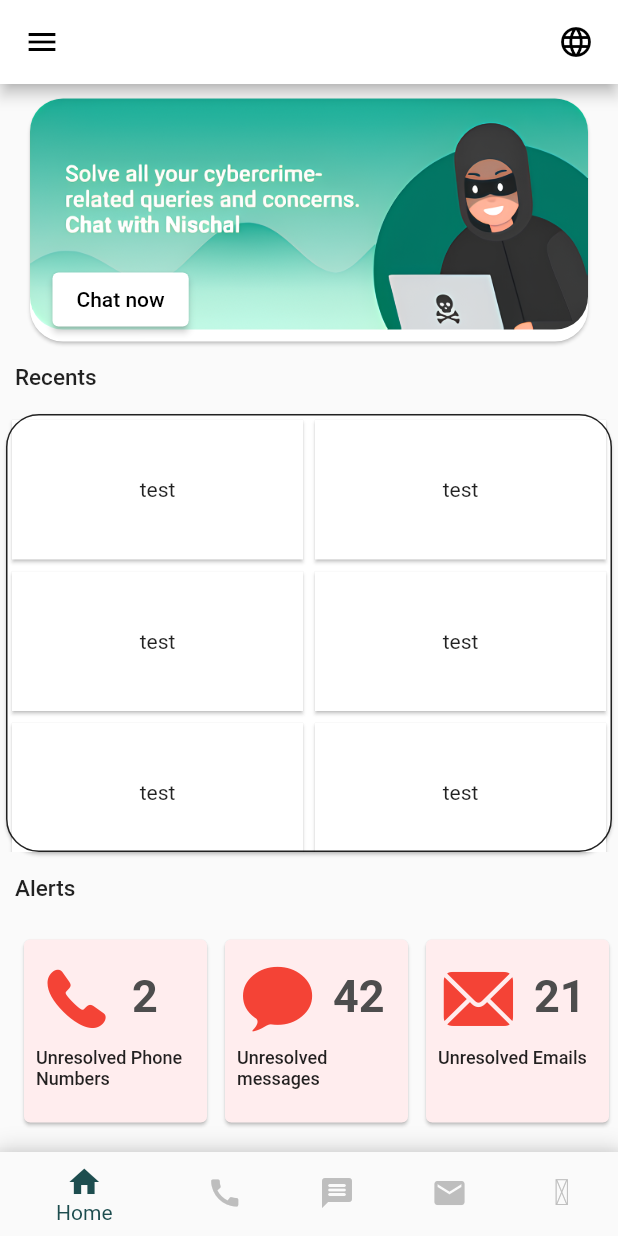
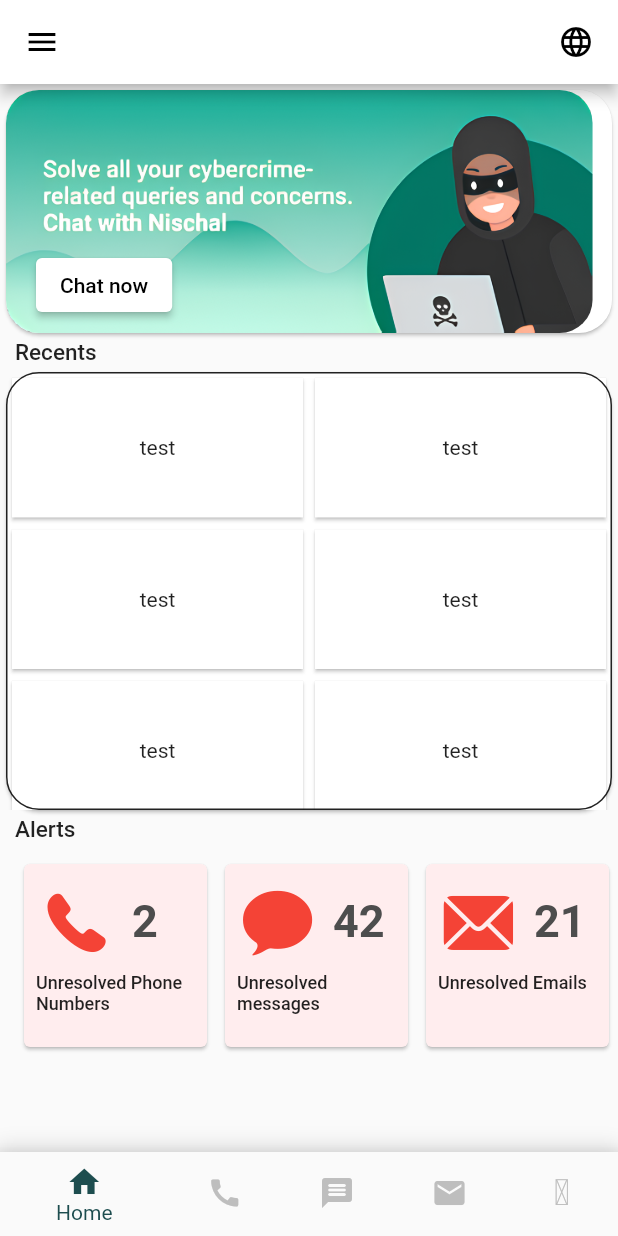
Before and after one commit to salik03/Kavach, a Flutter app: the DashboardScreen screen opened directly, on a phone screen of 412 x 824 dp. Run offline on Flutter 3.47's test engine with Material 2 defaults, Android fonts, the phone set to English and light mode, and no system bars; our stand-ins replace cloud_firestore, contacts_service, firebase_auth, firebase_core, flutter_chat_types, flutter_chat_ui and 5 more; missing offline and left inert: call_log, flutter_inappwebview, flutter_sms_inbox; accounts and stored records are empty.

Commit message:
fixed overflow error on android devices

```diff
--- a/lib/src/features/authentication/screens/dashboard_screen/dashboard_screen.dart
+++ b/lib/src/features/authentication/screens/dashboard_screen/dashboard_screen.dart
@@ -30,7 +30,6 @@ class _DashboardScreenState extends State<DashboardScreen> {
     const PhonelogsScreenApi(),
     const SMSScreen(),
     const WebViewExample(), // Mails Placeholder
-    const ChatPage(), // Nischal Placeholder
   ];
 
   void _onItemTapped(int index) {
--- a/lib/src/features/authentication/screens/home_screen/home_screen.dart
+++ b/lib/src/features/authentication/screens/home_screen/home_screen.dart
@@ -9,15 +9,15 @@ class HomeScreen extends StatelessWidget {
   @override
   Widget build(BuildContext context) {
     return Scaffold(
-        body: Column(
+        body: SingleChildScrollView(
+      scrollDirection: Axis.vertical,
+      child: Column(
         mainAxisAlignment: MainAxisAlignment.spaceAround,
         crossAxisAlignment: CrossAxisAlignment.start,
         children: [
           SizedBox(
             height: 170,
             width: double.infinity,
-          child: Padding(
-            padding: const EdgeInsets.symmetric(horizontal: 16),
             child: Card(
               shape: RoundedRectangleBorder(
                 borderRadius: BorderRadius.circular(22),
@@ -31,7 +31,7 @@ class HomeScreen extends StatelessWidget {
                   Align(
                     alignment: Alignment.bottomLeft,
                     child: Padding(
-                      padding: const EdgeInsets.only(left: 15, bottom: 4),
+                      padding: const EdgeInsets.only(left: 20, bottom: 8),
                       child: ElevatedButton(
                         onPressed: () {},
                         child: const Text("Chat now"),
@@ -39,7 +39,6 @@ class HomeScreen extends StatelessWidget {
                     ),
                   ),
                 ],
-              ),
               ),
             ),
           ),
@@ -106,6 +105,7 @@ class HomeScreen extends StatelessWidget {
                 ),
               ))
         ],
+      ),
     ));
   }
 }
```
Also changed, not shown: pubspec.lock, 1 other file. Lines whose indentation alone changed are shown as unchanged.
